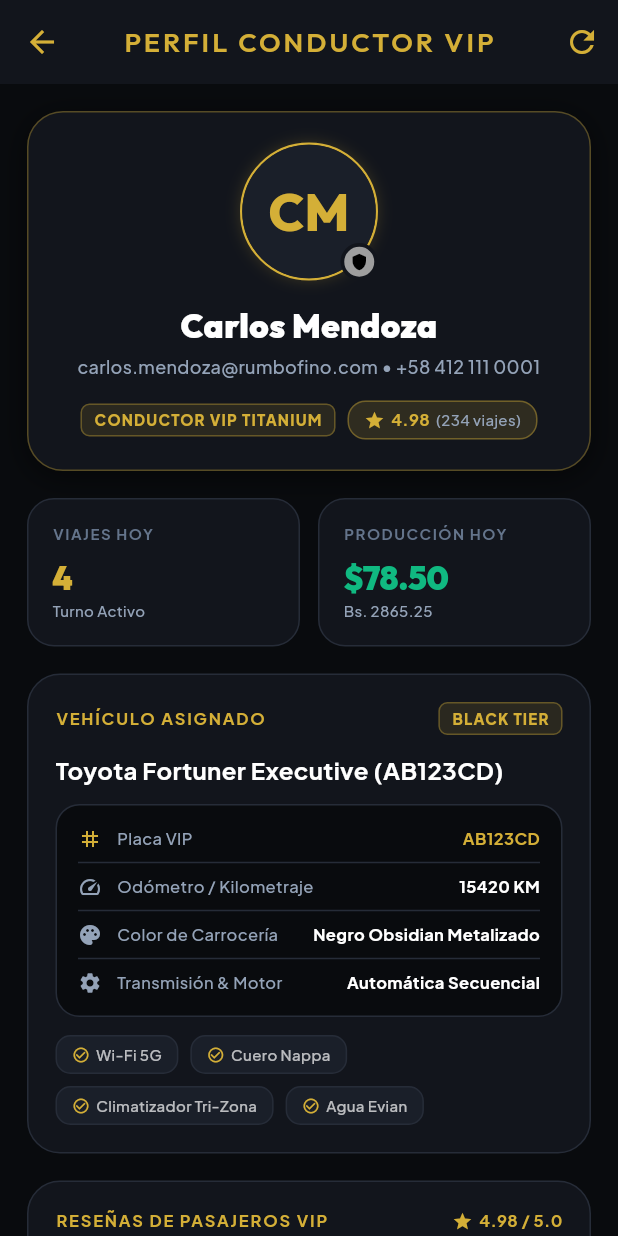
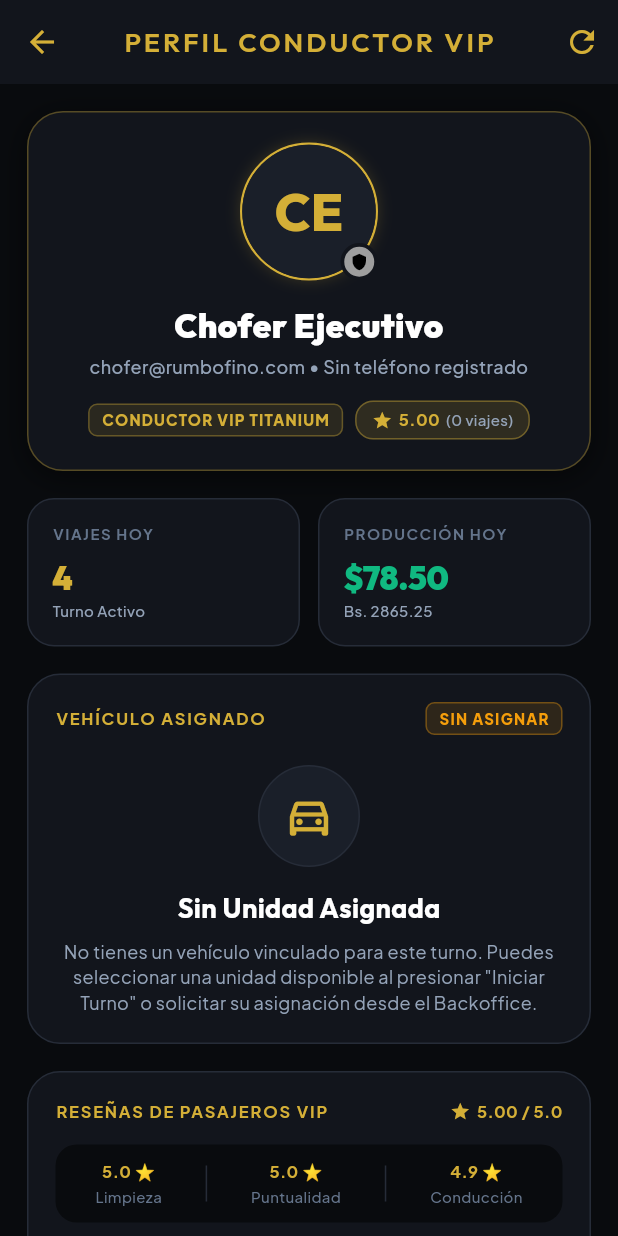
Before and after one commit to jorgeanalista2008/rumbo_fino_master, a Flutter app: the DriverProfileScreen screen opened directly, on a phone screen of 412 x 824 dp. Run offline on Flutter 3.47's test engine with Material 3 defaults, Android fonts, the phone set to English and light mode, and no system bars; our stand-ins replace dio, flutter_animate, flutter_map, geolocator, google_fonts, latlong2 and 2 more; accounts and stored records are empty; network calls fail.

Commit message:
fix(driver-app): fix dynamic BCV rate resolution, assigned vehicle profile and session persistence

```diff
--- a/flutter_monorepo/apps/driver_app/lib/core/network/api_client.dart
+++ b/flutter_monorepo/apps/driver_app/lib/core/network/api_client.dart
@@ -34,7 +34,8 @@ class ApiClient {
           return handler.next(options);
         },
         onError: (DioException error, handler) async {
-          if (error.response?.statusCode == 401) {
+          if (error.response?.statusCode == 401 &&
+              !error.requestOptions.path.contains('/auth/login')) {
             final prefs = await SharedPreferences.getInstance();
             await prefs.remove('driver_access_token');
             await prefs.remove('driver_user_data');
--- a/flutter_monorepo/apps/driver_app/lib/core/providers/driver_auth_provider.dart
+++ b/flutter_monorepo/apps/driver_app/lib/core/providers/driver_auth_provider.dart
@@ -21,7 +21,7 @@ class DriverAuthProvider extends ChangeNotifier {
   String? get errorMessage => _errorMessage;
   String? get token => _token;
   DriverProfileModel? get profile => _profile;
-  bool get isAuthenticated => _token != null && _profile != null;
+  bool get isAuthenticated => _token != null && _token!.isNotEmpty;
 
   Future<void> initAuth() async {
     try {
--- a/flutter_monorepo/apps/driver_app/lib/screens/profile/driver_profile_screen.dart
+++ b/flutter_monorepo/apps/driver_app/lib/screens/profile/driver_profile_screen.dart
@@ -31,15 +31,25 @@ class _DriverProfileScreenState extends State<DriverProfileScreen> {
     final vehicle = profile?.vehicle;
     final user = profile?.user;
 
-    final String fullName = user?.fullName.isNotEmpty == true ? user!.fullName : 'Carlos Mendoza';
-    final String email = user?.email.isNotEmpty == true ? user!.email : 'carlos.mendoza@rumbofino.com';
-    final String phone = user?.phoneNumber?.isNotEmpty == true ? user!.phoneNumber! : '+58 412 111 0001';
+    final String fullName = user?.fullName.isNotEmpty == true
+        ? user!.fullName
+        : (profile?.user.fullName ?? 'Chofer Ejecutivo');
+    final String email = user?.email.isNotEmpty == true
+        ? user!.email
+        : (profile?.user.email ?? 'chofer@rumbofino.com');
+    final String phone = user?.phoneNumber?.isNotEmpty == true
+        ? user!.phoneNumber!
+        : 'Sin teléfono registrado';
     final String? avatarUrl = user?.avatarUrl;
-    final double rating = profile?.rating ?? 4.98;
-    final int totalTrips = profile?.totalTrips ?? 234;
-    final String licenseNumber = profile?.licenseNumber.isNotEmpty == true ? profile!.licenseNumber : 'LIC-5TA-0019283';
-    final String licenseCategory = profile?.licenseCategory.isNotEmpty == true ? profile!.licenseCategory : 'Quinta Profesional';
-    final String licenseExp = profile?.licenseExpiration ?? '31/12/2028';
+    final double rating = profile?.rating ?? 5.0;
+    final int totalTrips = profile?.totalTrips ?? 0;
+    final String licenseNumber = profile?.licenseNumber.isNotEmpty == true
+        ? profile!.licenseNumber
+        : 'Sin licencia registrada';
+    final String licenseCategory = profile?.licenseCategory.isNotEmpty == true
+        ? profile!.licenseCategory
+        : 'Quinta Profesional';
+    final String licenseExp = profile?.licenseExpiration ?? 'Vigente';
 
     return Scaffold(
       backgroundColor: ExecutiveColors.background,
@@ -272,18 +282,66 @@ class _DriverProfileScreenState extends State<DriverProfileScreen> {
 
               // 3. VEHÍCULO ASIGNADO EN DETALLE
               Container(
+                padding: const EdgeInsets.all(18),
                 decoration: BoxDecoration(
                   color: ExecutiveColors.surface,
                   borderRadius: BorderRadius.circular(22),
                   border: Border.all(color: ExecutiveColors.border),
                 ),
-                child: Column(
+                child: vehicle == null
+                    ? Column(
+                        children: [
+                          Row(
+                            mainAxisAlignment: MainAxisAlignment.spaceBetween,
+                            children: [
+                              Text(
+                                'VEHÍCULO ASIGNADO',
+                                style: ExecutiveTypography.caption.copyWith(
+                                  color: ExecutiveColors.gold,
+                                  letterSpacing: 1.2,
+                                  fontWeight: FontWeight.bold,
+                                ),
+                              ),
+                              const RfBadge(text: 'SIN ASIGNAR', variant: RfBadgeVariant.warning),
+                            ],
+                          ),
+                          const SizedBox(height: 20),
+                          Container(
+                            width: 68,
+                            height: 68,
+                            decoration: BoxDecoration(
+                              color: ExecutiveColors.surfaceElevated,
+                              shape: BoxShape.circle,
+                              border: Border.all(color: ExecutiveColors.border),
+                            ),
+                            child: const Icon(Icons.directions_car_outlined, color: ExecutiveColors.gold, size: 34),
+                          ),
+                          const SizedBox(height: 14),
+                          Text(
+                            'Sin Unidad Asignada',
+                            style: ExecutiveTypography.h3.copyWith(
+                              color: Colors.white,
+                              fontWeight: FontWeight.bold,
+                            ),
+                          ),
+                          const SizedBox(height: 8),
+                          Text(
+                            'No tienes un vehículo vinculado para este turno. Puedes seleccionar una unidad disponible al presionar "Iniciar Turno" o solicitar su asignación desde el Backoffice.',
+                            textAlign: TextAlign.center,
+                            style: ExecutiveTypography.bodySmall.copyWith(
+                              color: ExecutiveColors.textSecondary,
+                              height: 1.4,
+                            ),
+                          ),
+                        ],
+                      )
+                    : Column(
                         crossAxisAlignment: CrossAxisAlignment.start,
                         children: [
                           // Vehicle Photo Banner
-                    if (vehicle != null && vehicle.photos.isNotEmpty)
+                          if (vehicle.photos.isNotEmpty) ...[
                             ClipRRect(
-                        borderRadius: const BorderRadius.vertical(top: Radius.circular(22)),
+                              borderRadius: BorderRadius.circular(16),
                               child: Stack(
                                 children: [
                                   Image.network(
@@ -353,37 +411,24 @@ class _DriverProfileScreenState extends State<DriverProfileScreen> {
                                 ],
                               ),
                             ),
+                            const SizedBox(height: 14),
+                          ],
 
-                    Padding(
-                      padding: const EdgeInsets.all(18),
-                      child: Column(
-                        crossAxisAlignment: CrossAxisAlignment.start,
-                        children: [
-                          if (vehicle == null || vehicle.photos.isEmpty) ...[
+                          // Vehicle Header
                           Row(
                             mainAxisAlignment: MainAxisAlignment.spaceBetween,
                             children: [
                               Text(
-                                  'VEHÍCULO ASIGNADO',
-                                  style: ExecutiveTypography.caption.copyWith(
-                                    color: ExecutiveColors.gold,
-                                    letterSpacing: 1.2,
-                                    fontWeight: FontWeight.bold,
-                                  ),
-                                ),
-                                const RfBadge(text: 'BLACK TIER', variant: RfBadgeVariant.gold),
-                              ],
-                            ),
-                            const SizedBox(height: 12),
-                            Text(
-                              vehicle?.displayName ?? 'Toyota Fortuner Executive (AB123CD)',
+                                '${vehicle.brand} ${vehicle.model}',
                                 style: ExecutiveTypography.bodyLarge.copyWith(
                                   color: Colors.white,
                                   fontWeight: FontWeight.bold,
                                 ),
                               ),
+                              RfBadge(text: vehicle.tier, variant: RfBadgeVariant.gold),
+                            ],
+                          ),
                           const SizedBox(height: 12),
-                          ],
 
                           // Vehicle Specs Grid
                           Container(
@@ -398,43 +443,37 @@ class _DriverProfileScreenState extends State<DriverProfileScreen> {
                                 _buildSpecRow(
                                   icon: Icons.tag,
                                   label: 'Placa VIP',
-                                  value: vehicle?.plateNumber ?? 'AB123CD',
+                                  value: vehicle.plateNumber,
                                   isGold: true,
                                 ),
                                 const Divider(color: ExecutiveColors.border, height: 16),
                                 _buildSpecRow(
                                   icon: Icons.speed,
                                   label: 'Odómetro / Kilometraje',
-                                  value: '${vehicle?.currentOdometer ?? 15420} KM',
+                                  value: '${vehicle.currentOdometer} KM',
                                 ),
                                 const Divider(color: ExecutiveColors.border, height: 16),
                                 _buildSpecRow(
                                   icon: Icons.palette,
                                   label: 'Color de Carrocería',
-                                  value: vehicle?.color ?? 'Negro Obsidian Metalizado',
+                                  value: vehicle.color,
                                 ),
                                 const Divider(color: ExecutiveColors.border, height: 16),
                                 _buildSpecRow(
                                   icon: Icons.settings,
                                   label: 'Transmisión & Motor',
-                                  value: vehicle?.transmission ?? 'Automática Secuencial',
+                                  value: vehicle.transmission,
                                 ),
                               ],
                             ),
                           ),
 
+                          if (vehicle.amenities.isNotEmpty) ...[
                             const SizedBox(height: 12),
-
-                          // Amenities Pills
                             Wrap(
                               spacing: 8,
                               runSpacing: 8,
-                            children: (vehicle?.amenities ?? [
-                              'Wi-Fi 5G',
-                              'Cuero Nappa',
-                              'Climatizador Tri-Zona',
-                              'Agua Evian',
-                            ]).map((amenity) {
+                              children: vehicle.amenities.map((amenity) {
                                 return Container(
                                   padding: const EdgeInsets.symmetric(horizontal: 10, vertical: 5),
                                   decoration: BoxDecoration(
@@ -450,8 +489,8 @@ class _DriverProfileScreenState extends State<DriverProfileScreen> {
                                       Text(
                                         amenity,
                                         style: ExecutiveTypography.caption.copyWith(
-                                        color: Colors.white70,
-                                        fontSize: 10,
+                                          color: Colors.white,
+                                          fontSize: 11,
                                         ),
                                       ),
                                     ],
@@ -460,8 +499,6 @@ class _DriverProfileScreenState extends State<DriverProfileScreen> {
                               }).toList(),
                             ),
                           ],
-                      ),
-                    ),
                         ],
                       ),
               ),
```
Also changed, not shown: 2 other files. Lines whose indentation alone changed are shown as unchanged.
